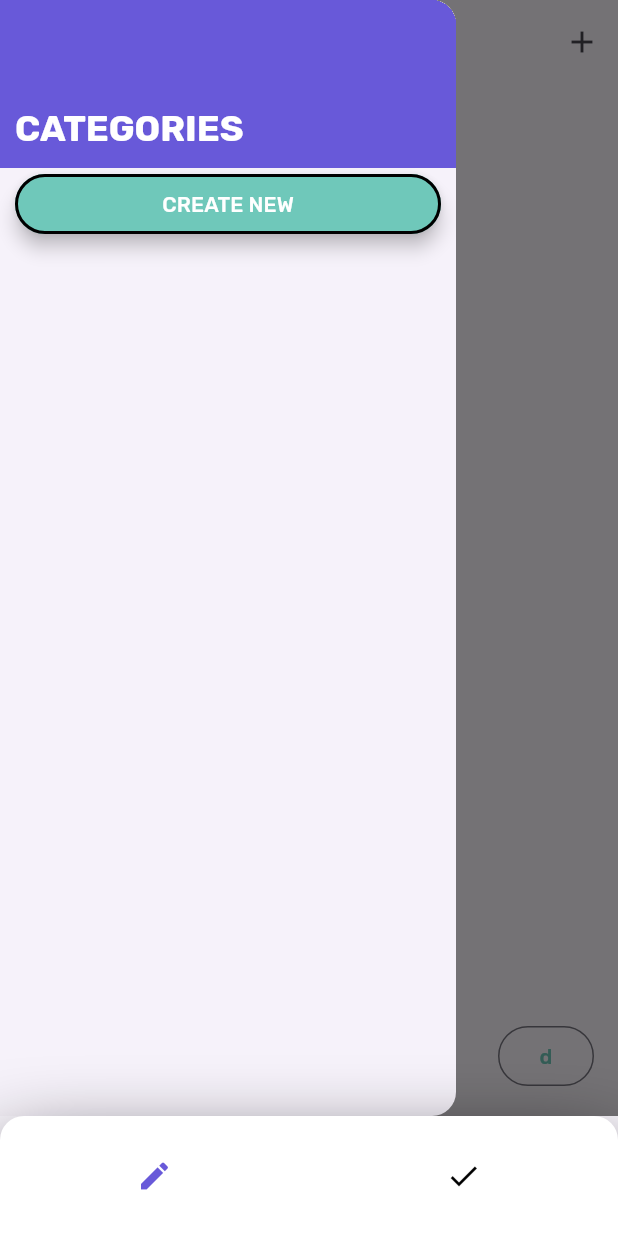
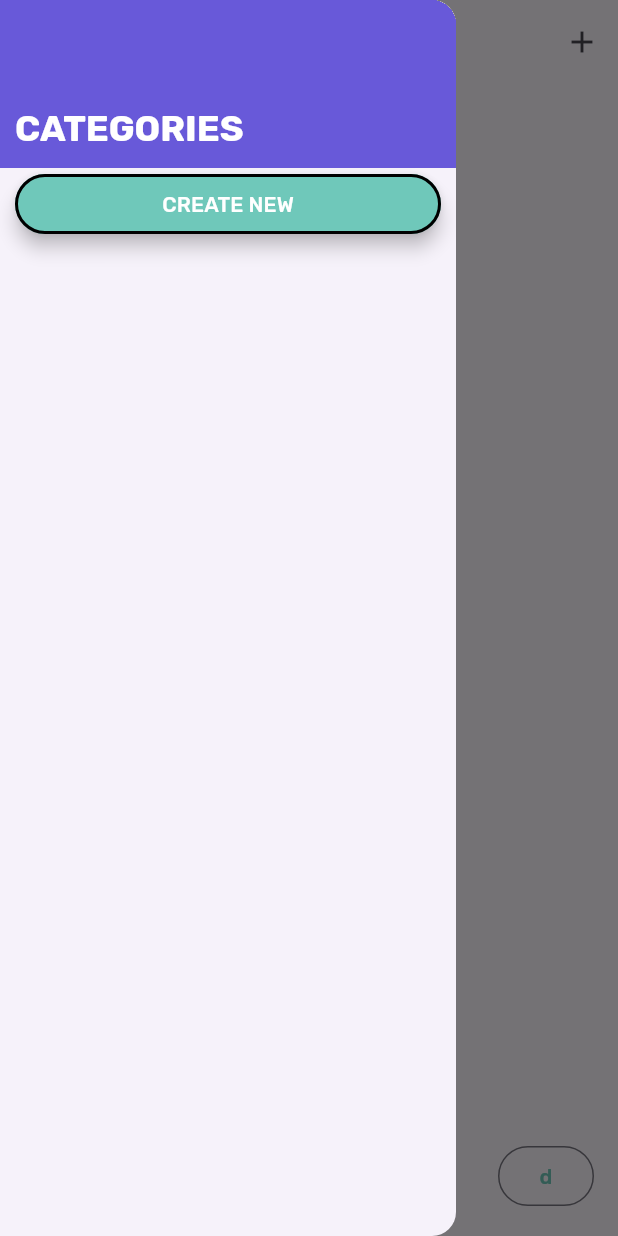
Before and after one commit to 13PurpleHaze/unotes, a Flutter app: the screen it shows after launch, with the side drawer open, on a phone screen of 412 x 824 dp. Run offline on Flutter 3.47's test engine with Material 3 defaults, Android fonts, the phone set to English and light mode, and no system bars; our stand-ins replace drift, drift_flutter, go_router; accounts and stored records are empty; generated files the repository leaves out were written again.

Commit message:
feature/core remove bottom navbar and tasks

```diff
--- a/lib/app/navigation/bottom_nav_bar.dart
+++ /dev/null
@@ -1,74 +0,0 @@
-import 'package:flutter/material.dart';
-
-import 'package:notesapp/app/navigation/navigation.dart';
-
-const double bottomNavBarHeight = 80;
-
-class BottomNavBar extends StatefulWidget {
-  var activeIndex = 0;
-  final List<TabItem> tabs;
-  final ValueChanged<int> onTabChange;
-
-  BottomNavBar({
-    super.key,
-    this.activeIndex = 0,
-    required this.tabs,
-    required this.onTabChange,
-  });
-
-  @override
-  State<BottomNavBar> createState() => _BottomNavBarState();
-}
-
-class _BottomNavBarState extends State<BottomNavBar> {
-  @override
-  Widget build(BuildContext context) {
-    return Container(
-      height: bottomNavBarHeight,
-      decoration: const BoxDecoration(
-          boxShadow: [BoxShadow(blurRadius: 50, offset: Offset(0, 30))]),
-      child: Row(
-        children: _generateTabs(),
-        crossAxisAlignment: CrossAxisAlignment.stretch,
-      ),
-    );
-  }
-
-  _generateTabs() {
-    return widget.tabs
-        .asMap()
-        .map((index, tab) {
-          return MapEntry(
-              index,
-              Flexible(
-                  fit: FlexFit.tight,
-                  child: Material(
-                      color:
-                          Theme.of(context).navigationBarTheme.backgroundColor,
-                      borderRadius: _getBorderRadiusForTab(index),
-                      child: InkWell(
-                        customBorder: RoundedRectangleBorder(
-                          borderRadius: _getBorderRadiusForTab(index),
-                        ),
-                        onTap: () => widget.onTabChange(index),
-                        child: Icon(
-                          tab.icon.icon,
-                          color: index == widget.activeIndex
-                              ? Theme.of(context).primaryColor
-                              : Colors.black,
-                        ),
-                      ))));
-        })
-        .values
-        .toList();
-  }
-
-  BorderRadius _getBorderRadiusForTab(index) {
-    return BorderRadius.only(
-      topLeft: index == 0 ? const Radius.circular(16) : Radius.zero,
-      topRight: index == widget.tabs.length - 1
-          ? const Radius.circular(16)
-          : Radius.zero,
-    );
-  }
-}
--- a/lib/app/navigation/navigation.dart
+++ b/lib/app/navigation/navigation.dart
@@ -1,5 +1,2 @@
 export 'drawer.dart';
-export 'bottom_nav_bar.dart';
-export 'root_screen.dart';
-export 'tab_item.dart';
 export 'router.dart';
--- a/lib/app/navigation/root_screen.dart
+++ /dev/null
@@ -1,33 +0,0 @@
-import 'package:flutter/material.dart';
-import 'package:go_router/go_router.dart';
-
-import 'package:notesapp/app/navigation/navigation.dart';
-
-class RootScreen extends StatelessWidget {
-  final StatefulNavigationShell navigationShell;
-  const RootScreen({super.key, required this.navigationShell});
-
-  @override
-  Widget build(BuildContext context) {
-    return Scaffold(
-      body: navigationShell,
-      //extendBody: true,
-      bottomNavigationBar: BottomNavBar(
-        onTabChange: (int index) {
-          navigationShell.goBranch(
-            index,
-            initialLocation: index == navigationShell.currentIndex,
-          );
-        },
-        activeIndex: navigationShell.currentIndex,
-        tabs: const [
-          TabItem(text: 'Notes', icon: Icon(Icons.edit)),
-          TabItem(
-            text: 'Tasks',
-            icon: Icon(Icons.done),
-          )
-        ],
-      ),
-    );
-  }
-}
--- a/lib/app/navigation/tab_item.dart
+++ /dev/null
@@ -1,8 +0,0 @@
-import 'package:flutter/material.dart';
-
-class TabItem {
-  final String text;
-  final Icon icon;
-
-  const TabItem({required this.text, required this.icon});
-}
--- a/lib/app/theme/theme.dart
+++ b/lib/app/theme/theme.dart
@@ -25,8 +25,6 @@ final lightTheme = ThemeData(
   iconTheme: const IconThemeData(
     color: Colors.black,
   ),
-  navigationBarTheme:
-      const NavigationBarThemeData(backgroundColor: Colors.white),
   textTheme: const TextTheme(
       headlineSmall: TextStyle(fontWeight: FontWeight.w700),
       bodyLarge: TextStyle(fontWeight: FontWeight.w400)),
--- a/lib/features/tasks/tasks.dart
+++ /dev/null
@@ -1 +0,0 @@
-export 'task_list.dart';
```
Also changed, not shown: lib/app/navigation/router.dart (+17 -24 lines), lib/features/tasks/task_list.dart (deleted, +0 -18 lines).
